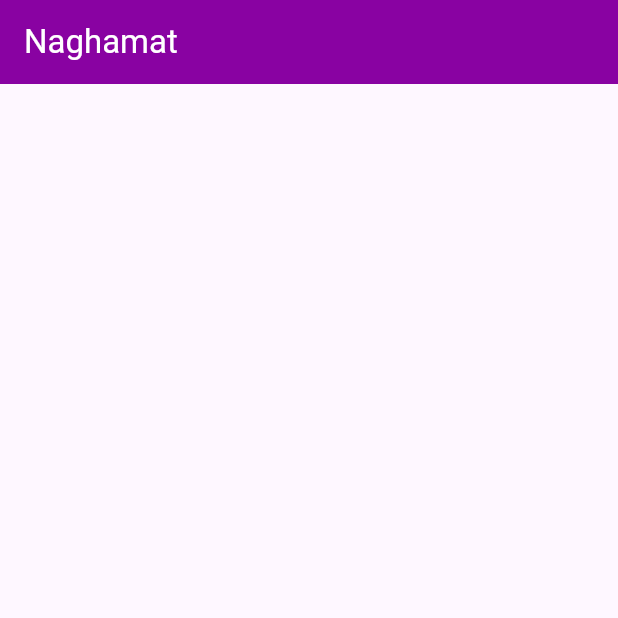
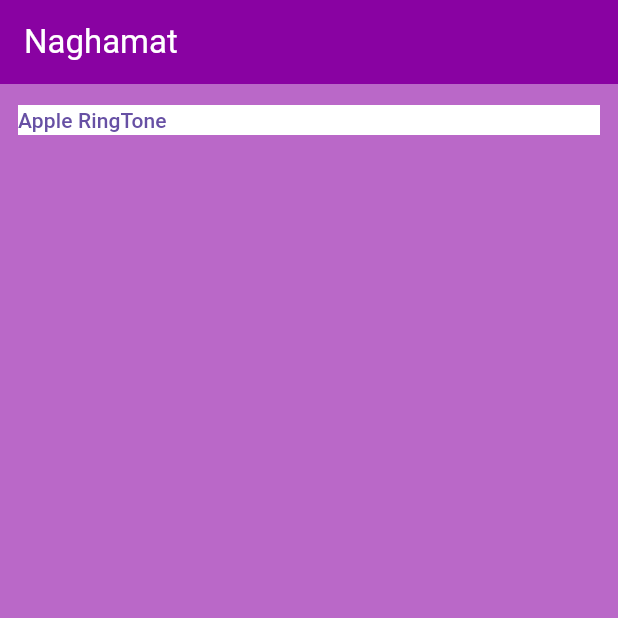
Before and after one commit to bavlymomo/naghamat-app, a Flutter app: the screen it shows after launch, on a phone screen of 412 x 824 dp, the top half of it. Run offline on Flutter 3.47's test engine with Material 3 defaults, Android fonts, the phone set to English and light mode, and no system bars.

Commit message:
add assets folder

```diff
--- a/lib/main.dart
+++ b/lib/main.dart
@@ -1,21 +1,35 @@
 import 'package:flutter/material.dart';
 
 void main() {
-  runApp(const MainApp());
+  runApp(const MusicWidget());
 }
 
-class MainApp extends StatelessWidget {
-  const MainApp({super.key});
+class MusicWidget extends StatelessWidget {
+  const MusicWidget({super.key});
 
   @override
   Widget build(BuildContext context) {
     return MaterialApp(
       home: Scaffold(
+        backgroundColor: Colors.purple[300],
         appBar: AppBar(
           title: Text("Naghamat", style: TextStyle(color: Colors.white)),
           backgroundColor: Color(0xff8902A2),
         ),
-        body: Center(),
+        body: Column(
+          children: [
+            TextButton(
+              onPressed: () {},
+              child: Expanded(
+                child: Container(
+                  width: MediaQuery.of(context).size.width,
+                  decoration: BoxDecoration(color: Colors.white),
+                  child: Text("Apple RingTone"),
+                ),
+              ),
+            ),
+          ],
+        ),
       ),
     );
   }
--- a/pubspec.yaml
+++ b/pubspec.yaml
@@ -17,3 +17,8 @@ dev_dependencies:
 
 flutter:
   uses-material-design: true
+
+
+assets:
+  # - assets/images/
+  - assets/
```
Also changed, not shown: 7 other files.
